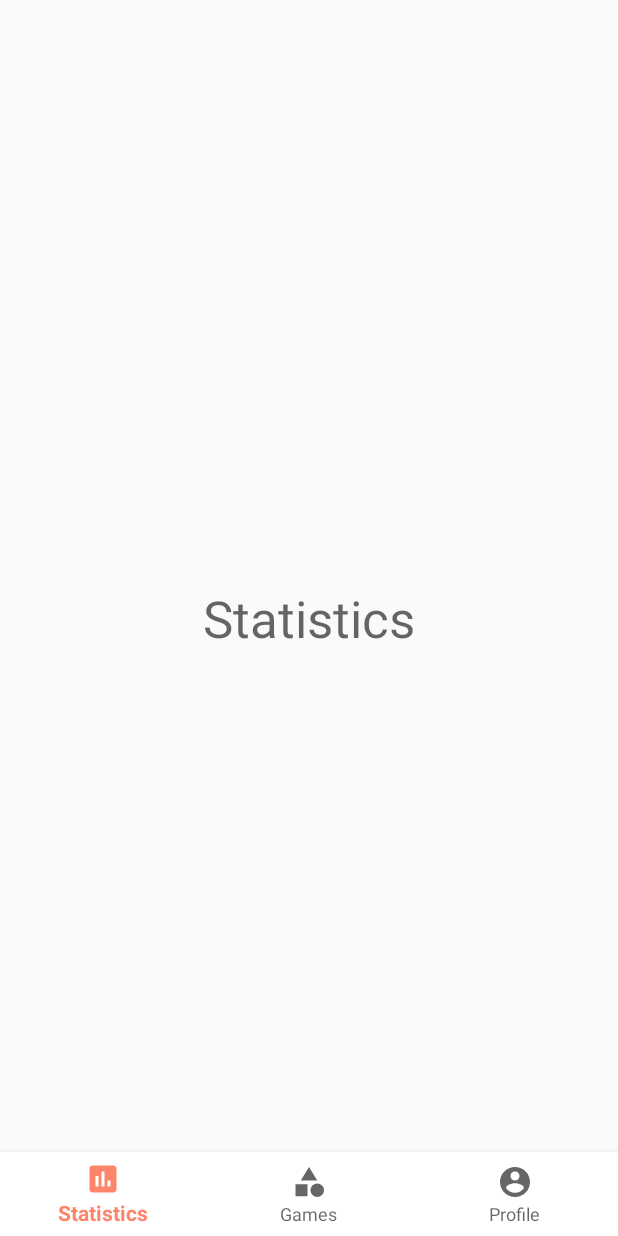
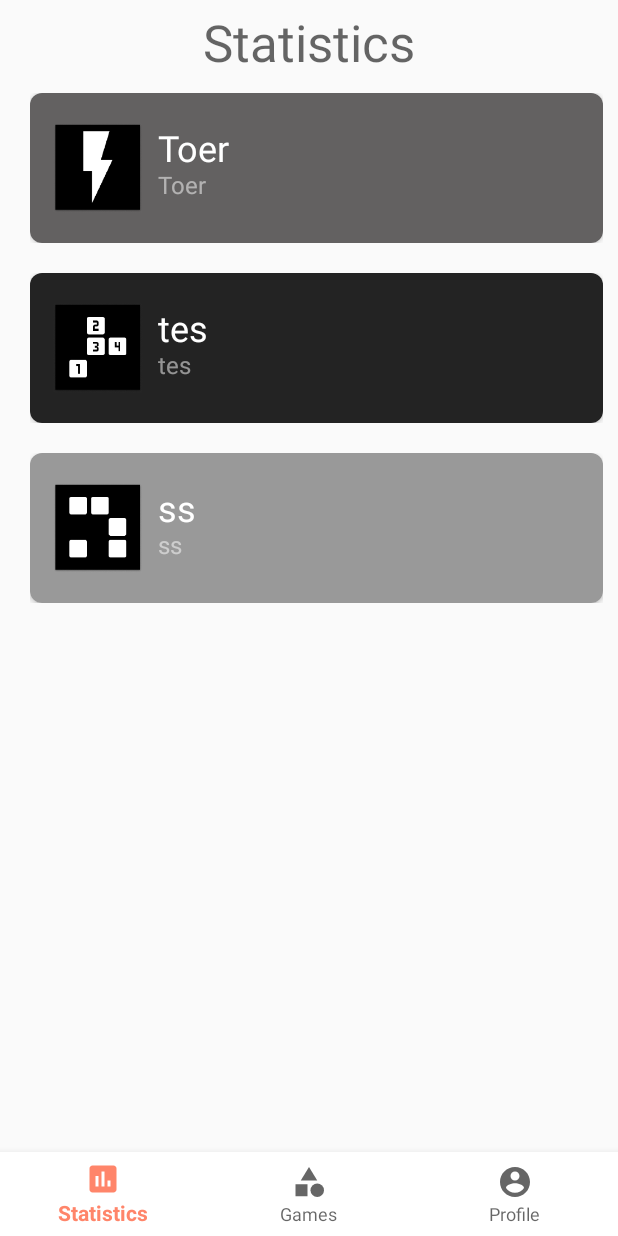
Before and after one commit to Fajlix/and-I-OOPP, an Android app: the StatisticsFragment screen opened through its navigation route, on a phone screen of 412 x 824 dp. Run offline under Robolectric (Android 15) with nearby library versions, the phone set to English and light mode, and no system bars; our stand-ins replace navigation-ui.

Commit message:
Added RecyclerView of games in statistics, tab layout between friends and global, work in progress

```diff
--- a/app/src/main/java/com/example/graymatter/View/Fragments/StatisticsFragment.java
+++ b/app/src/main/java/com/example/graymatter/View/Fragments/StatisticsFragment.java
@@ -3,25 +3,56 @@ package com.example.graymatter.View.Fragments;
 import android.os.Bundle;
 
 import androidx.fragment.app.Fragment;
+import androidx.recyclerview.widget.LinearLayoutManager;
+import androidx.recyclerview.widget.RecyclerView;
 
 import android.view.LayoutInflater;
 import android.view.View;
 import android.view.ViewGroup;
 
 import com.example.graymatter.R;
+import com.example.graymatter.View.StatisticsAdapter;
 
+//TODO almost the same as GamesFragment
+public class StatisticsFragment extends Fragment {
 
-public class StatisticsFragment extends Fragment {
+    String[] gameName;
+    String[] gameDescription;
+    String[] colors;
+    int[] logos = {R.mipmap.ic_reaction_test_logo_foreground,
+            R.mipmap.ic_chimp_test_logo_foreground,
+            R.mipmap.ic_visual_memory_game_logo_foreground,};
+    RecyclerView recyclerView;
+
 
     public StatisticsFragment() {
         // Required empty public constructor
     }
 
-
     @Override
     public View onCreateView(LayoutInflater inflater, ViewGroup container,
                              Bundle savedInstanceState) {
         // Inflate the layout for this fragment
-        return inflater.inflate(R.layout.fragment_statistics, container, false);
+        View view = inflater.inflate(R.layout.fragment_statistics, container, false);
+
+
+        recyclerView = view.findViewById(R.id.statisticsRecyclerView);
+
+//        gameName = getResources().getStringArray(R.array.games);
+//        gameDescription = getResources().getStringArray(R.array.gameDescription);
+//        colors = getResources().getStringArray(R.array.gameCardColors);
+
+        gameName = new String[]{"Toer", "tes", "ss"};
+        gameDescription = new String[]{"Toer", "tes", "ss"};
+        colors = new String[]{"#636161", "#232323", "#999999"};
+
+
+        StatisticsAdapter statisticsAdapter = new StatisticsAdapter(inflater.getContext(), gameName, gameDescription, colors, logos);
+        recyclerView.setAdapter(statisticsAdapter);
+        recyclerView.bringToFront();
+        recyclerView.setLayoutManager(new LinearLayoutManager(inflater.getContext()));
+
+
+        return view;
     }
 }
--- /dev/null
+++ b/app/src/main/java/com/example/graymatter/View/StatisticsAdapter.java
@@ -0,0 +1,99 @@
+package com.example.graymatter.View;
+
+import android.content.Context;
+import android.content.Intent;
+import android.graphics.Color;
+import android.view.LayoutInflater;
+import android.view.View;
+import android.view.ViewGroup;
+import android.widget.ImageView;
+import android.widget.LinearLayout;
+import android.widget.TextView;
+
+import androidx.annotation.NonNull;
+import androidx.constraintlayout.widget.ConstraintLayout;
+import androidx.recyclerview.widget.RecyclerView;
+
+import com.example.graymatter.R;
+import com.example.graymatter.View.FragmentChangeListener;
+
+//TODO This is basically a copy of RecyclerViewAdapter, so should prob do sum smart abstractions instead
+public class StatisticsAdapter extends RecyclerView.Adapter<StatisticsAdapter.StatisticsViewHolder> {
+    String[] nameArray;
+    String[] descArray;
+    String[] colors;
+    int[] logos;
+    Context context;
+    FragmentChangeListener fragmentChangeListener;
+
+    public StatisticsAdapter (Context c, String[] gameName, String[] gameDescription, String[] colors, int[] logos) {
+        context = c;
+        nameArray = gameName;
+        descArray = gameDescription;
+        this.logos = logos;
+        this.colors = colors;
+    }
+
+    @NonNull
+    @Override
+    public StatisticsViewHolder onCreateViewHolder(@NonNull ViewGroup parent, int viewType) {
+        LayoutInflater inflater = LayoutInflater.from(context);
+        View view = inflater.inflate(R.layout.statistics_game_card, parent, false);
+        fragmentChangeListener = (FragmentChangeListener) parent.getContext();
+        return new StatisticsViewHolder(view);
+    }
+
+    @Override
+    public void onBindViewHolder(@NonNull StatisticsViewHolder holder, final int position) {
+        holder.title.setText(nameArray[position]);
+        holder.description.setText(descArray[position]);
+        holder.logo.setImageResource(logos[position]);
+        holder.mainCard.setBackgroundColor(Color.parseColor(colors[position]));
+
+        holder.mainLayout.setOnClickListener(new View.OnClickListener() {
+            @Override
+            public void onClick(View view)
+            {
+                if (position == 0)
+                {
+                    fragmentChangeListener.reactionTestClicked();
+                }
+                else if (position == 1)
+                {
+                    fragmentChangeListener.chimpTestClicked();
+                }
+                else if (position == 2)
+                {
+                    fragmentChangeListener.visualGameClicked();
+                }
+                else if (position == 3)
+                {
+                    //fragmentChangeListener.towerOfHanoiClicked();
+                }
+            }
+        });
+    }
+
+    @Override
+    public int getItemCount() {
+        return logos.length;
+    }
+
+    public class StatisticsViewHolder extends RecyclerView.ViewHolder{
+        TextView title, description;
+        ImageView logo;
+        LinearLayout mainCard;
+        ConstraintLayout mainLayout;
+
+        public StatisticsViewHolder (@NonNull View itemView) {
+            super(itemView);
+            title = itemView.findViewById(R.id.statisticsGamesTxt);
+            description = itemView.findViewById(R.id.statisticsGamesDescTxt);
+            logo = itemView.findViewById(R.id.statisticsGameLogo);
+            mainCard = itemView.findViewById(R.id.statisticsMainCard);
+            mainLayout = itemView.findViewById(R.id.statisticsMainLayout);
+        }
+    }
+
+
+}
--- a/app/src/main/res/layout/fragment_statistics.xml
+++ b/app/src/main/res/layout/fragment_statistics.xml
@@ -15,5 +15,16 @@
         app:layout_constraintBottom_toBottomOf="parent"
         app:layout_constraintEnd_toEndOf="parent"
         app:layout_constraintStart_toStartOf="parent"
-        app:layout_constraintTop_toTopOf="parent" />
+        app:layout_constraintTop_toTopOf="parent"
+        app:layout_constraintVertical_bias="0.007" />
+
+    <androidx.recyclerview.widget.RecyclerView
+        android:id="@+id/statisticsRecyclerView"
+        android:layout_width="match_parent"
+        android:layout_height="wrap_content"
+        android:layout_marginStart="10dp"
+        android:layout_marginTop="1dp"
+        app:layout_constraintEnd_toEndOf="parent"
+        app:layout_constraintStart_toStartOf="parent"
+        app:layout_constraintTop_toBottomOf="@+id/textView3" />
 </androidx.constraintlayout.widget.ConstraintLayout>
--- /dev/null
+++ b/app/src/main/res/layout/statistics_game_card.xml
@@ -0,0 +1,79 @@
+<?xml version="1.0" encoding="utf-8"?>
+<androidx.constraintlayout.widget.ConstraintLayout xmlns:android="http://schemas.android.com/apk/res/android"
+    xmlns:app="http://schemas.android.com/apk/res-auto"
+    android:id="@+id/statisticsMainLayout"
+    android:layout_width="match_parent"
+    android:layout_height="wrap_content"
+    android:layout_margin="10dp"
+    android:clickable="true"
+    android:orientation="vertical">
+
+    <androidx.cardview.widget.CardView
+        android:layout_width="match_parent"
+        android:layout_height="100dp"
+        app:cardCornerRadius="8dp"
+        app:layout_constraintStart_toStartOf="parent"
+        app:layout_constraintTop_toTopOf="parent">
+
+        <LinearLayout
+            android:id="@+id/statisticsMainCard"
+            android:layout_width="match_parent"
+            android:layout_height="match_parent"
+            android:background="@color/colorPrimary"
+            android:clickable="false"
+            android:orientation="vertical">
+
+            <LinearLayout
+                android:layout_width="match_parent"
+                android:layout_height="60dp"
+                android:layout_marginLeft="15dp"
+                android:layout_marginTop="20dp"
+                android:layout_marginRight="30dp"
+                android:orientation="horizontal">
+
+                <LinearLayout
+                    android:layout_width="wrap_content"
+                    android:layout_height="wrap_content"
+                    android:orientation="vertical">
+
+                    <ImageView
+                        android:id="@+id/statisticsGameLogo"
+                        android:layout_width="60dp"
+                        android:layout_height="60dp"
+                        android:layout_alignParentRight="true"
+                        android:src="@mipmap/ic_reaction_test_logo_foreground" />
+
+
+                </LinearLayout>
+
+                <RelativeLayout
+                    android:layout_width="match_parent"
+                    android:layout_height="match_parent">
+
+                    <TextView
+                        android:id="@+id/statisticsGamesTxt"
+                        android:layout_width="wrap_content"
+                        android:layout_height="wrap_content"
+                        android:layout_marginLeft="10dp"
+                        android:text="Title"
+                        android:textColor="#ffffffff"
+                        android:textSize="24dp" />
+
+                    <TextView
+                        android:id="@+id/statisticsGamesDescTxt"
+                        android:layout_width="wrap_content"
+                        android:layout_height="wrap_content"
+                        android:layout_marginLeft="10dp"
+                        android:layout_marginTop="30dp"
+                        android:text="Description"
+                        android:textColor="#83FFFFFF"
+                        android:textSize="16dp" />
+
+                </RelativeLayout>
+
+            </LinearLayout>
+
+        </LinearLayout>
+
+    </androidx.cardview.widget.CardView>
+</androidx.constraintlayout.widget.ConstraintLayout>
--- a/app/src/main/res/navigation/main_navigation.xml
+++ b/app/src/main/res/navigation/main_navigation.xml
@@ -9,7 +9,11 @@
         android:id="@+id/statisticsFragment"
         android:name="com.example.graymatter.View.Fragments.StatisticsFragment"
         android:label="fragment_statistics"
-        tools:layout="@layout/fragment_statistics" />
+        tools:layout="@layout/fragment_statistics" >
+        <action
+            android:id="@+id/action_statisticsFragment_to_statisticsTabFragment"
+            app:destination="@id/statisticsTabFragment" />
+    </fragment>
     <fragment
         android:id="@+id/gamesFragment"
         android:name="com.example.graymatter.View.Fragments.GamesFragment"
@@ -53,4 +57,9 @@
         android:name="com.example.graymatter.View.Fragments.GameFragments.MemoryGameFragment"
         android:label="fragment_visual_game"
         tools:layout="@layout/fragment_visual_game" />
+    <fragment
+        android:id="@+id/statisticsTabFragment"
+        android:name="com.example.graymatter.View.Fragments.StatisticsTabFragment"
+        android:label="fragment_statistics_tab"
+        tools:layout="@layout/fragment_statistics_tab" />
 </navigation>
```
Also changed, not shown: app/src/main/java/com/example/graymatter/View/Adapters/PagerAdapter.java (added, +41 -0 lines), app/src/main/java/com/example/graymatter/View/Fragments/StatisticsFriendsFragment.java (added, +39 -0 lines), app/src/main/java/com/example/graymatter/View/Fragments/StatisticsGlobalFragment.java (added, +41 -0 lines), app/src/main/java/com/example/graymatter/View/Fragments/StatisticsTabFragment.java (added, +77 -0 lines), app/src/main/java/com/example/graymatter/View/MainActivity.java (+9 -1 lines), app/src/main/res/layout/fragment_statistics_friends.xml (added, +20 -0 lines), app/src/main/res/layout/fragment_statistics_global.xml (added, +10 -0 lines), app/src/main/res/layout/fragment_statistics_tab.xml (added, +41 -0 lines).
